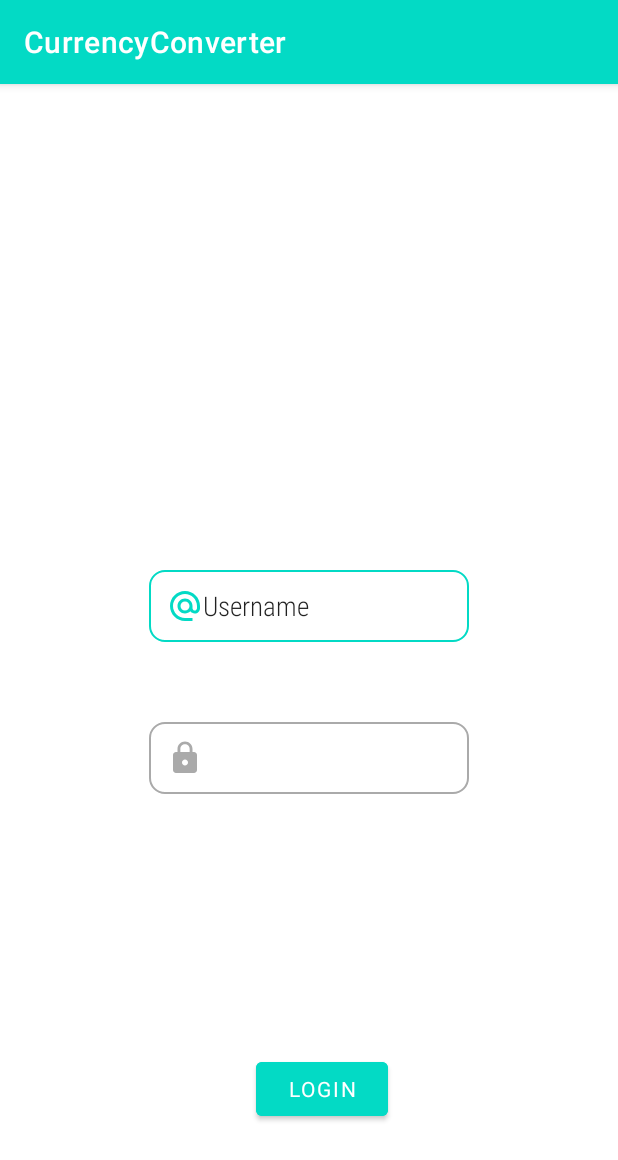
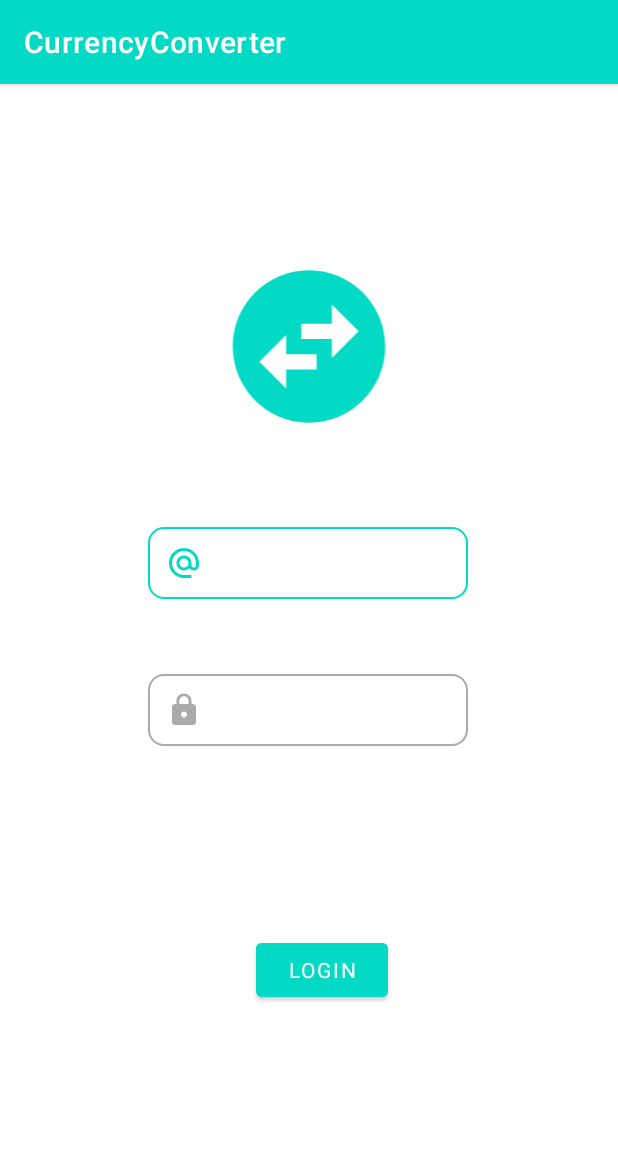
Before and after one commit to elitek7/csc498_currency_converter, an Android app: the screen it shows after launch (MainActivity), on a phone screen of 412 x 824 dp. Shown: the top 1160 px of the screen. Run offline under Robolectric (Android 15) with nearby library versions, the phone set to English and light mode, and no system bars.

Commit message:
some UI work

```diff
--- a/app/src/main/java/com/edevs/currencyconverter/Converter.java
+++ b/app/src/main/java/com/edevs/currencyconverter/Converter.java
@@ -28,7 +28,6 @@ public class Converter extends AppCompatActivity implements AdapterView.OnItemSe
         setContentView(R.layout.activity_converter);
         Intent i = getIntent();
         String username = i.getStringExtra("username");
-        Toast.makeText(this, username, Toast.LENGTH_LONG).show();
         getSupportActionBar().setBackgroundDrawable(new ColorDrawable(getResources().getColor(R.color.teal_200)));
         spinner = findViewById(R.id.spinner);
         ArrayAdapter<CharSequence> adapter = ArrayAdapter.createFromResource(this, R.array.options, android.R.layout.simple_spinner_item);
@@ -55,15 +54,17 @@ public class Converter extends AppCompatActivity implements AdapterView.OnItemSe
         } else if(option.equals("USD to LBP"))
         {
             value = Double.parseDouble(amount.getText().toString())*rate;
-            DecimalFormat df = new DecimalFormat("#");
+            DecimalFormat df = new DecimalFormat("###,###,###");
             df.setMaximumFractionDigits(2);
             result.setText(df.format(value) + " LBP");
+            Toast.makeText(this, "Converted", Toast.LENGTH_SHORT).show();
         } else if(option.equals("LBP to USD"))
         {
             value = Double.parseDouble(amount.getText().toString())/rate;
             DecimalFormat df = new DecimalFormat("#");
             df.setMaximumFractionDigits(2);
             result.setText(df.format(value) + " USD");
+            Toast.makeText(this, "Converted", Toast.LENGTH_SHORT).show();
         }
     }
 
--- a/app/src/main/java/com/edevs/currencyconverter/MainActivity.java
+++ b/app/src/main/java/com/edevs/currencyconverter/MainActivity.java
@@ -29,7 +29,7 @@ public class MainActivity extends AppCompatActivity {
 
         if(username_input.equals("user.leb") && password_input.equals("123456"))
         {
-            Toast.makeText(this, "Logged in", Toast.LENGTH_LONG).show();
+            Toast.makeText(this, "Logged in", Toast.LENGTH_SHORT).show();
             Intent i = new Intent(getApplicationContext(), Converter.class);
             i.putExtra("username", username_input);
             startActivity(i);
--- /dev/null
+++ b/app/src/main/res/drawable/ic_swap.xml
@@ -0,0 +1,5 @@
+<vector android:height="24dp" android:tint="@color/teal_200"
+    android:viewportHeight="24" android:viewportWidth="24"
+    android:width="24dp" xmlns:android="http://schemas.android.com/apk/res/android">
+    <path android:fillColor="@android:color/white" android:pathData="M22,12c0,-5.52 -4.48,-10 -10,-10S2,6.48 2,12s4.48,10 10,10 10,-4.48 10,-10zM15,6.5l3.5,3.5 -3.5,3.5L15,11h-4L11,9h4L15,6.5zM9,17.5L5.5,14 9,10.5L9,13h4v2L9,15v2.5z"/>
+</vector>
--- a/app/src/main/res/layout/activity_converter.xml
+++ b/app/src/main/res/layout/activity_converter.xml
@@ -52,9 +52,7 @@
         android:layout_marginTop="82dp"
         android:layout_marginBottom="222dp"
         android:ems="10"
-        android:fontFamily="sans-serif-condensed-light"
         android:inputType="textPersonName"
-        android:text="Amount"
         app:layout_constraintBottom_toTopOf="@+id/convert_btn"
         app:layout_constraintEnd_toEndOf="parent"
         app:layout_constraintStart_toStartOf="parent"
--- a/app/src/main/res/layout/activity_main.xml
+++ b/app/src/main/res/layout/activity_main.xml
@@ -11,8 +11,7 @@
         android:id="@+id/username"
         android:layout_width="wrap_content"
         android:layout_height="wrap_content"
-        android:layout_marginTop="250dp"
-        android:layout_marginBottom="200dp"
+        android:layout_marginTop="350dp"
         android:background="@drawable/custom_input"
         android:drawableStart="@drawable/custom_email_icon"
         android:ems="10"
@@ -21,17 +20,19 @@
         android:minHeight="48dp"
         android:paddingStart="12dp"
         android:paddingEnd="12dp"
-        android:text="@string/username"
-        app:layout_constraintBottom_toTopOf="@+id/login"
+        app:layout_constraintBottom_toTopOf="@+id/password"
         app:layout_constraintEnd_toEndOf="parent"
+        app:layout_constraintHorizontal_bias="0.497"
         app:layout_constraintStart_toStartOf="parent"
         app:layout_constraintTop_toTopOf="parent"
-        app:layout_constraintVertical_bias="0.35000002" />
+        app:layout_constraintVertical_bias="0.43" />
 
     <Button
         android:id="@+id/login"
         android:layout_width="wrap_content"
         android:layout_height="wrap_content"
+        android:layout_marginTop="28dp"
+        android:layout_marginBottom="50dp"
         android:backgroundTint="@color/teal_200"
         android:fontFamily="sans-serif"
         android:onClick="login"
@@ -40,14 +41,14 @@
         app:layout_constraintEnd_toEndOf="parent"
         app:layout_constraintHorizontal_bias="0.526"
         app:layout_constraintStart_toStartOf="parent"
-        app:layout_constraintTop_toBottomOf="@+id/username" />
+        app:layout_constraintTop_toTopOf="@+id/guideline3" />
 
     <EditText
         android:id="@+id/password"
         android:layout_width="wrap_content"
         android:layout_height="wrap_content"
         android:layout_marginTop="50dp"
-        android:layout_marginBottom="170dp"
+        android:layout_marginBottom="180dp"
         android:background="@drawable/custom_input"
         android:drawableStart="@drawable/custom_lock_icon"
         android:ems="10"
@@ -58,6 +59,35 @@
         android:paddingEnd="12dp"
         app:layout_constraintBottom_toTopOf="@+id/login"
         app:layout_constraintEnd_toEndOf="parent"
+        app:layout_constraintHorizontal_bias="0.497"
         app:layout_constraintStart_toStartOf="parent"
-        app:layout_constraintTop_toBottomOf="@+id/username" />
+        app:layout_constraintTop_toBottomOf="@+id/username"
+        app:layout_constraintVertical_bias="0.32999998" />
+
+    <androidx.constraintlayout.widget.Guideline
+        android:id="@+id/guideline3"
+        android:layout_width="wrap_content"
+        android:layout_height="wrap_content"
+        android:orientation="horizontal"
+        app:layout_constraintGuide_begin="435dp" />
+
+    <androidx.constraintlayout.widget.Guideline
+        android:id="@+id/guideline4"
+        android:layout_width="wrap_content"
+        android:layout_height="wrap_content"
+        android:orientation="horizontal"
+        app:layout_constraintGuide_begin="351dp" />
+
+    <ImageView
+        android:id="@+id/imageView"
+        android:layout_width="129dp"
+        android:layout_height="122dp"
+        android:layout_marginTop="109dp"
+        android:layout_marginBottom="55dp"
+        app:layout_constraintBottom_toTopOf="@+id/username"
+        app:layout_constraintEnd_toEndOf="parent"
+        app:layout_constraintStart_toStartOf="parent"
+        app:layout_constraintTop_toTopOf="parent"
+        app:srcCompat="@drawable/ic_swap" />
+
 </androidx.constraintlayout.widget.ConstraintLayout>
```
